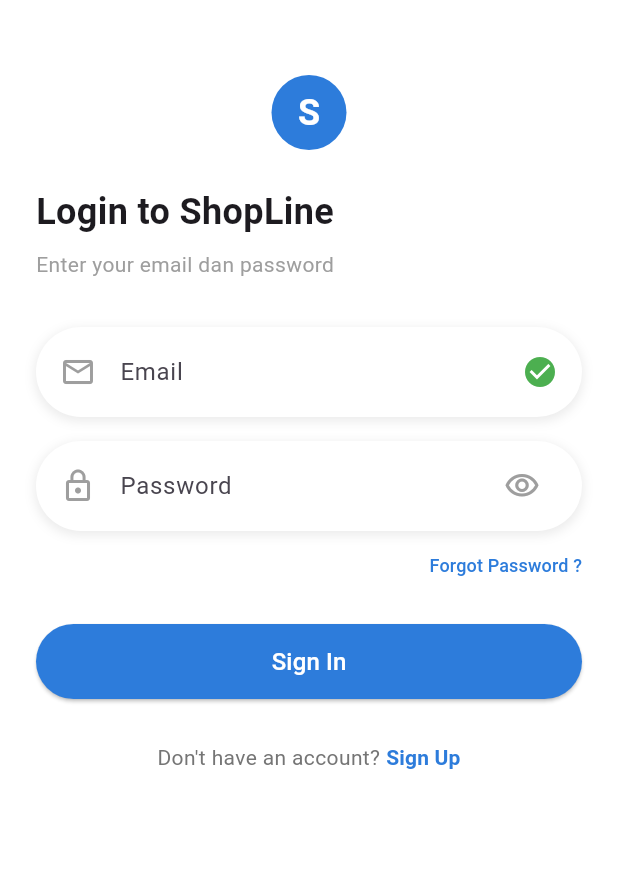
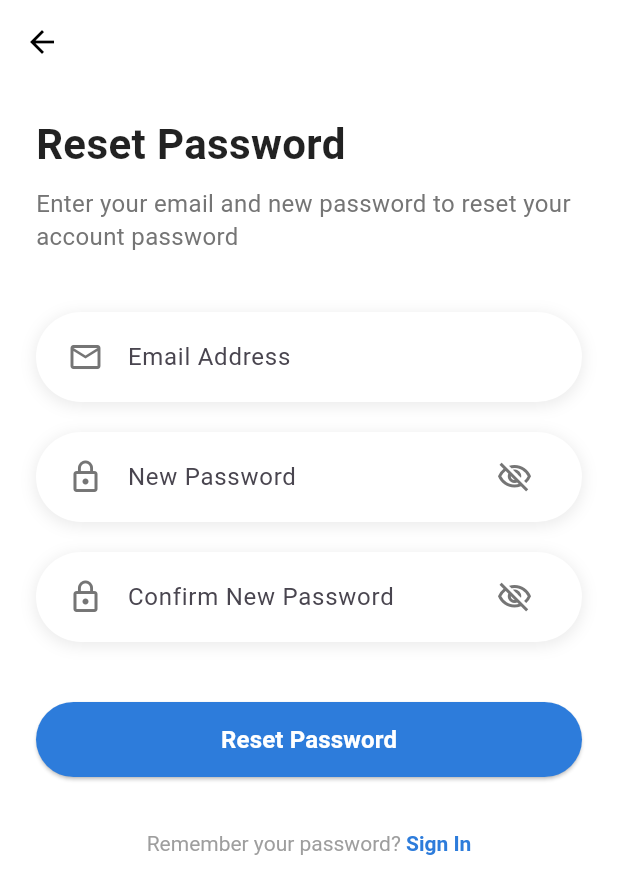
Before and after one commit to Latif098/flutter_mobile, a Flutter app: the LoginPage screen opened directly, after a tap on the "visibility off" icon, after a tap on "Forgot Password ?", on a phone screen of 412 x 824 dp. Shown: the top 894 px of the screen. Run offline on Flutter 3.47's test engine with Material 3 defaults, Android fonts, the phone set to English and light mode, and no system bars; our stand-ins replace flutter_secure_storage, image_picker; accounts and stored records are empty; network calls fail.

Commit message:
add fitur lupa password

```diff
--- a/lib/pages/admin_dashboard.dart
+++ b/lib/pages/admin_dashboard.dart
@@ -124,9 +124,9 @@ class _AdminDashboardState extends State<AdminDashboard> {
       _isLoading = true;
     });
 
-    final success = await _authService.logout();
+    final result = await _authService.logout();
 
-    if (success) {
+    if (result['success']) {
       if (!mounted) return;
       Navigator.of(context).pushReplacement(
         MaterialPageRoute(builder: (context) => const LoginPage()),
--- /dev/null
+++ b/lib/pages/forgot_password_page.dart
@@ -0,0 +1,507 @@
+import 'package:flutter/material.dart';
+import 'package:tugasakhir_mobile/pages/login_page.dart';
+import 'package:tugasakhir_mobile/services/auth_service.dart';
+
+class ForgotPasswordPage extends StatefulWidget {
+  const ForgotPasswordPage({Key? key}) : super(key: key);
+
+  @override
+  State<ForgotPasswordPage> createState() => _ForgotPasswordPageState();
+}
+
+class _ForgotPasswordPageState extends State<ForgotPasswordPage> {
+  final _formKey = GlobalKey<FormState>();
+  final _emailController = TextEditingController();
+  final _passwordController = TextEditingController();
+  final _confirmPasswordController = TextEditingController();
+  final AuthService _authService = AuthService();
+
+  bool _isLoading = false;
+  bool _isPasswordVisible = false;
+  bool _isConfirmPasswordVisible = false;
+  String? _emailError;
+  Map<String, List<String>> _validationErrors = {};
+
+  @override
+  void dispose() {
+    _emailController.dispose();
+    _passwordController.dispose();
+    _confirmPasswordController.dispose();
+    super.dispose();
+  }
+
+  void _validateEmail(String value) {
+    setState(() {
+      if (value.isEmpty) {
+        _emailError = 'Please enter your email address';
+      } else if (!RegExp(r'^[\w-\.]+@([\w-]+\.)+[\w-]{2,4}$').hasMatch(value)) {
+        _emailError = 'Please enter valid email address';
+      } else {
+        _emailError = null;
+      }
+    });
+  }
+
+  Future<void> _resetPassword() async {
+    if (_formKey.currentState!.validate()) {
+      setState(() {
+        _isLoading = true;
+        _validationErrors = {};
+      });
+
+      try {
+        final result = await _authService.resetPassword(
+          _emailController.text,
+          _passwordController.text,
+          _confirmPasswordController.text,
+        );
+
+        setState(() {
+          _isLoading = false;
+        });
+
+        if (result['success']) {
+          // Show success dialog
+          _showSuccessDialog(result['message']);
+        } else {
+          if (result.containsKey('errors') && result['errors'] != null) {
+            setState(() {
+              _validationErrors = result['errors'] as Map<String, List<String>>;
+            });
+          }
+
+          ScaffoldMessenger.of(context).showSnackBar(
+            SnackBar(
+              content: Text(result['message'] ?? 'Gagal mereset password'),
+              backgroundColor: Colors.red,
+            ),
+          );
+        }
+      } catch (e) {
+        setState(() {
+          _isLoading = false;
+        });
+
+        ScaffoldMessenger.of(context).showSnackBar(
+          SnackBar(
+            content: Text('Error: ${e.toString()}'),
+            backgroundColor: Colors.red,
+          ),
+        );
+      }
+    }
+  }
+
+  void _showSuccessDialog(String message) {
+    showDialog(
+      context: context,
+      barrierDismissible: false,
+      builder: (BuildContext context) {
+        return Dialog(
+          shape: RoundedRectangleBorder(
+            borderRadius: BorderRadius.circular(20),
+          ),
+          child: Container(
+            padding: const EdgeInsets.all(24),
+            decoration: BoxDecoration(
+              borderRadius: BorderRadius.circular(20),
+              color: Colors.white,
+            ),
+            child: Column(
+              mainAxisSize: MainAxisSize.min,
+              children: [
+                // Success icon
+                Container(
+                  width: 80,
+                  height: 80,
+                  decoration: BoxDecoration(
+                    shape: BoxShape.circle,
+                    color: Colors.green[100],
+                  ),
+                  child: const Icon(
+                    Icons.check_circle,
+                    size: 50,
+                    color: Colors.green,
+                  ),
+                ),
+
+                const SizedBox(height: 20),
+
+                // Title
+                const Text(
+                  'Password Reset Successful!',
+                  style: TextStyle(
+                    fontSize: 20,
+                    fontWeight: FontWeight.bold,
+                    color: Colors.black87,
+                  ),
+                  textAlign: TextAlign.center,
+                ),
+
+                const SizedBox(height: 12),
+
+                // Message
+                Text(
+                  message,
+                  style: TextStyle(
+                    fontSize: 16,
+                    color: Colors.grey[700],
+                  ),
+                  textAlign: TextAlign.center,
+                ),
+
+                const SizedBox(height: 24),
+
+                // OK button
+                SizedBox(
+                  width: double.infinity,
+                  child: ElevatedButton(
+                    onPressed: () {
+                      Navigator.of(context).pop(); // Close dialog
+                      Navigator.of(context).pushReplacement(
+                        MaterialPageRoute(
+                          builder: (context) => const LoginPage(),
+                        ),
+                      );
+                    },
+                    style: ElevatedButton.styleFrom(
+                      backgroundColor: Colors.green,
+                      foregroundColor: Colors.white,
+                      padding: const EdgeInsets.symmetric(vertical: 12),
+                      shape: RoundedRectangleBorder(
+                        borderRadius: BorderRadius.circular(10),
+                      ),
+                    ),
+                    child: const Text(
+                      'Back to Login',
+                      style: TextStyle(
+                        fontSize: 16,
+                        fontWeight: FontWeight.bold,
+                      ),
+                    ),
+                  ),
+                ),
+              ],
+            ),
+          ),
+        );
+      },
+    );
+  }
+
+  @override
+  Widget build(BuildContext context) {
+    return Scaffold(
+      backgroundColor: Colors.white,
+      appBar: AppBar(
+        backgroundColor: Colors.transparent,
+        elevation: 0,
+        leading: IconButton(
+          icon: const Icon(Icons.arrow_back, color: Colors.black),
+          onPressed: () => Navigator.of(context).pop(),
+        ),
+      ),
+      body: SafeArea(
+        child: Padding(
+          padding: const EdgeInsets.symmetric(horizontal: 24.0),
+          child: Form(
+            key: _formKey,
+            child: SingleChildScrollView(
+              child: Column(
+                crossAxisAlignment: CrossAxisAlignment.start,
+                children: [
+                  const SizedBox(height: 20),
+
+                  // Header section
+                  const Text(
+                    'Reset Password',
+                    style: TextStyle(
+                      fontSize: 28,
+                      fontWeight: FontWeight.bold,
+                      color: Colors.black87,
+                    ),
+                  ),
+                  const SizedBox(height: 8),
+                  Text(
+                    'Enter your email and new password to reset your account password',
+                    style: TextStyle(
+                      fontSize: 16,
+                      color: Colors.grey[600],
+                      height: 1.4,
+                    ),
+                  ),
+                  const SizedBox(height: 40),
+
+                  // Email field
+                  _buildInputField(
+                    controller: _emailController,
+                    hintText: 'Email Address',
+                    icon: Icons.email_outlined,
+                    isPassword: false,
+                    onChanged: _validateEmail,
+                    errorMessage:
+                        _emailError ?? _validationErrors['email']?.first,
+                    hasCheckmark:
+                        _emailController.text.isNotEmpty && _emailError == null,
+                  ),
+                  const SizedBox(height: 20),
+
+                  // New Password field
+                  _buildInputField(
+                    controller: _passwordController,
+                    hintText: 'New Password',
+                    icon: Icons.lock_outline,
+                    isPassword: true,
+                    isPasswordVisible: _isPasswordVisible,
+                    togglePasswordVisibility: () {
+                      setState(() {
+                        _isPasswordVisible = !_isPasswordVisible;
+                      });
+                    },
+                    errorMessage: _validationErrors['password']?.first,
+                  ),
+                  const SizedBox(height: 20),
+
+                  // Confirm Password field
+                  _buildInputField(
+                    controller: _confirmPasswordController,
+                    hintText: 'Confirm New Password',
+                    icon: Icons.lock_outline,
+                    isPassword: true,
+                    isPasswordVisible: _isConfirmPasswordVisible,
+                    togglePasswordVisibility: () {
+                      setState(() {
+                        _isConfirmPasswordVisible = !_isConfirmPasswordVisible;
+                      });
+                    },
+                    errorMessage: _passwordController.text !=
+                                _confirmPasswordController.text &&
+                            _confirmPasswordController.text.isNotEmpty
+                        ? 'Passwords do not match'
+                        : null,
+                  ),
+                  const SizedBox(height: 8),
+
+                  // Password requirements
+                  if (_passwordController.text.isNotEmpty)
+                    Padding(
+                      padding: const EdgeInsets.only(left: 16),
+                      child: Column(
+                        crossAxisAlignment: CrossAxisAlignment.start,
+                        children: [
+                          _buildPasswordRequirement(
+                            'Minimum 8 characters',
+                            _passwordController.text.length >= 8,
+                          ),
+                        ],
+                      ),
+                    ),
+                  const SizedBox(height: 32),
+
+                  // Reset Password button
+                  SizedBox(
+                    width: double.infinity,
+                    height: 50,
+                    child: ElevatedButton(
+                      onPressed: _isLoading ? null : _resetPassword,
+                      style: ElevatedButton.styleFrom(
+                        backgroundColor: const Color(0xFF2D7CDB),
+                        foregroundColor: Colors.white,
+                        shape: RoundedRectangleBorder(
+                          borderRadius: BorderRadius.circular(25),
+                        ),
+                        disabledBackgroundColor: Colors.blue.withOpacity(0.6),
+                      ),
+                      child: _isLoading
+                          ? const SizedBox(
+                              height: 24,
+                              width: 24,
+                              child: CircularProgressIndicator(
+                                color: Colors.white,
+                                strokeWidth: 2,
+                              ),
+                            )
+                          : const Text(
+                              'Reset Password',
+                              style: TextStyle(
+                                fontSize: 16,
+                                fontWeight: FontWeight.w600,
+                              ),
+                            ),
+                    ),
+                  ),
+                  const SizedBox(height: 20),
+
+                  // Back to login
+                  Center(
+                    child: TextButton(
+                      onPressed: () {
+                        Navigator.of(context).pushReplacement(
+                          MaterialPageRoute(
+                            builder: (context) => const LoginPage(),
+                          ),
+                        );
+                      },
+                      child: RichText(
+                        text: const TextSpan(
+                          text: 'Remember your password? ',
+                          style: TextStyle(color: Colors.grey),
+                          children: [
+                            TextSpan(
+                              text: 'Sign In',
+                              style: TextStyle(
+                                color: Color(0xFF2D7CDB),
+                                fontWeight: FontWeight.bold,
+                              ),
+                            ),
+                          ],
+                        ),
+                      ),
+                    ),
+                  ),
+                ],
+              ),
+            ),
+          ),
+        ),
+      ),
+    );
+  }
+
+  Widget _buildInputField({
+    required TextEditingController controller,
+    required String hintText,
+    required IconData icon,
+    required bool isPassword,
+    Function(String)? onChanged,
+    String? errorMessage,
+    bool hasCheckmark = false,
+    bool isPasswordVisible = false,
+    VoidCallback? togglePasswordVisibility,
+  }) {
+    return Column(
+      crossAxisAlignment: CrossAxisAlignment.start,
+      children: [
+        Container(
+          height: 60,
+          decoration: BoxDecoration(
+            color: Colors.white,
+            borderRadius: BorderRadius.circular(30),
+            boxShadow: [
+              BoxShadow(
+                color: Colors.grey.withOpacity(0.2),
+                spreadRadius: 1,
+                blurRadius: 8,
+                offset: const Offset(0, 2),
+              ),
+            ],
+            border: Border.all(
+              color: errorMessage != null
+                  ? Colors.red.withOpacity(0.3)
+                  : Colors.transparent,
+              width: 1,
+            ),
+          ),
+          child: Row(
+            children: [
+              Padding(
+                padding: const EdgeInsets.only(left: 20),
+                child: Icon(
+                  icon,
+                  color: errorMessage != null ? Colors.red : Colors.grey[600],
+                ),
+              ),
+              Expanded(
+                child: TextFormField(
+                  controller: controller,
+                  obscureText: isPassword && !isPasswordVisible,
+                  onChanged: onChanged,
+                  decoration: InputDecoration(
+                    hintText: hintText,
+                    border: InputBorder.none,
+                    contentPadding: const EdgeInsets.symmetric(horizontal: 16),
+                    errorStyle: const TextStyle(height: 0),
+                  ),
+                  validator: (value) {
+                    if (value == null || value.isEmpty) {
+                      return '';
+                    }
+                    if (hintText.contains('Email') &&
+                        !RegExp(r'^[\w-\.]+@([\w-]+\.)+[\w-]{2,4}$')
+                            .hasMatch(value)) {
+                      return '';
+                    }
+                    if (hintText.contains('Password') &&
+                        !hintText.contains('Confirm') &&
+                        value.length < 8) {
+                      return '';
+                    }
+                    if (hintText.contains('Confirm') &&
+                        value != _passwordController.text) {
+                      return '';
+                    }
+                    return null;
+                  },
+                ),
+              ),
+              Padding(
+                padding: const EdgeInsets.only(right: 20),
+                child: isPassword && togglePasswordVisibility != null
+                    ? IconButton(
+                        icon: Icon(
+                          isPasswordVisible
+                              ? Icons.visibility_outlined
+                              : Icons.visibility_off_outlined,
+                          color: Colors.grey[600],
+                        ),
+                        onPressed: togglePasswordVisibility,
+                        padding: EdgeInsets.zero,
+                        constraints: const BoxConstraints(),
+                      )
+                    : hasCheckmark
+                        ? const Icon(Icons.check_circle, color: Colors.green)
+                        : const SizedBox(width: 24),
+              ),
+            ],
+          ),
+        ),
+        if (errorMessage != null)
+          Padding(
+            padding: const EdgeInsets.only(left: 20, top: 8),
+            child: Text(
+              errorMessage,
+              style: const TextStyle(
+                color: Colors.red,
+                fontSize: 12,
+                fontWeight: FontWeight.w500,
+              ),
+            ),
+          ),
+      ],
+    );
+  }
+
+  Widget _buildPasswordRequirement(String text, bool isMet) {
+    return Padding(
+      padding: const EdgeInsets.only(bottom: 4),
+      child: Row(
+        children: [
+          Icon(
+            isMet ? Icons.check_circle : Icons.radio_button_unchecked,
+            size: 16,
+            color: isMet ? Colors.green : Colors.grey,
+          ),
+          const SizedBox(width: 8),
+          Text(
+            text,
+            style: TextStyle(
+              fontSize: 12,
+              color: isMet ? Colors.green : Colors.grey,
+              fontWeight: FontWeight.w500,
+            ),
+          ),
+        ],
+      ),
+    );
+  }
+}
--- a/lib/pages/home_page.dart
+++ b/lib/pages/home_page.dart
@@ -177,9 +177,9 @@ class _HomePageState extends State<HomePage> {
       _isLoading = true;
     });
 
-    final success = await _authService.logout();
+    final result = await _authService.logout();
 
-    if (success) {
+    if (result['success']) {
       if (!mounted) return;
       Navigator.of(context).pushReplacement(
         MaterialPageRoute(builder: (context) => const LoginPage()),
--- a/lib/pages/login_page.dart
+++ b/lib/pages/login_page.dart
@@ -3,6 +3,7 @@ import 'package:tugasakhir_mobile/models/user_model.dart';
 import 'package:tugasakhir_mobile/pages/admin_dashboard.dart';
 import 'package:tugasakhir_mobile/pages/home_page.dart';
 import 'package:tugasakhir_mobile/pages/signup_page.dart';
+import 'package:tugasakhir_mobile/pages/forgot_password_page.dart';
 import 'package:tugasakhir_mobile/services/auth_service.dart';
 import 'dart:async';
 
@@ -192,7 +193,13 @@ class _LoginPageState extends State<LoginPage>
                     Align(
                       alignment: Alignment.centerRight,
                       child: TextButton(
-                        onPressed: () {},
+                        onPressed: () {
+                          Navigator.of(context).push(
+                            MaterialPageRoute(
+                              builder: (context) => const ForgotPasswordPage(),
+                            ),
+                          );
+                        },
                         style: TextButton.styleFrom(
                           padding: EdgeInsets.zero,
                           minimumSize: const Size(50, 30),
@@ -220,8 +227,7 @@ class _LoginPageState extends State<LoginPage>
                           ),
                           disabledBackgroundColor: Colors.blue.withOpacity(0.6),
                         ),
-                        child:
-                            _isLoading
+                        child: _isLoading
                             ? const SizedBox(
                                 height: 24,
                                 width: 24,
@@ -397,8 +403,7 @@ class _LoginPageState extends State<LoginPage>
           ),
           Padding(
             padding: const EdgeInsets.only(right: 16),
-            child:
-                isPassword
+            child: isPassword
                 ? IconButton(
                     icon: Icon(
                       _isPasswordVisible
--- a/lib/pages/profile_page.dart
+++ b/lib/pages/profile_page.dart
@@ -74,8 +74,8 @@ class _ProfilePageState extends State<ProfilePage> {
     );
 
     if (result == true) {
-      await _authService.logout();
-      if (mounted) {
+      final logoutResult = await _authService.logout();
+      if (mounted && logoutResult['success']) {
         Navigator.pushAndRemoveUntil(
           context,
           MaterialPageRoute(builder: (context) => const LoginPage()),
```
Also changed, not shown: lib/pages/signup_page.dart (+41 -5 lines), lib/services/auth_service.dart (+127 -8 lines). Lines whose indentation alone changed are shown as unchanged.
